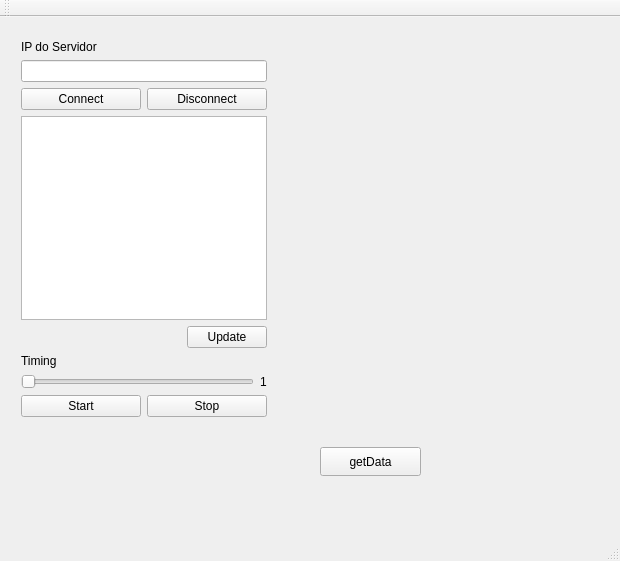
Before: the Qt Designer form Unidade 3/QtTcpClientConsumer/mainwindow.ui in Mtarginoo/DCA1202, drawn with Qt 5.
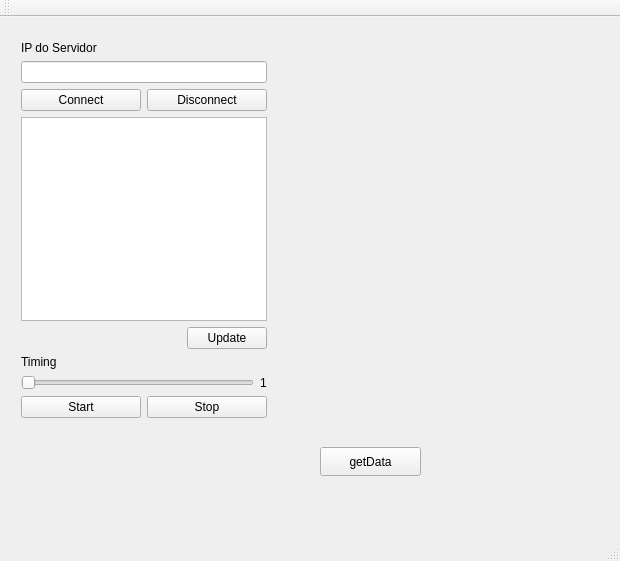
After: the same form once the commit is applied.

The edit to the form file:
```diff
--- a/Unidade 3/QtTcpClientConsumer/mainwindow.ui
+++ b/Unidade 3/QtTcpClientConsumer/mainwindow.ui
@@ -41,7 +41,7 @@
     <property name="geometry">
      <rect>
       <x>10</x>
-      <y>12</y>
+      <y>13</y>
       <width>268</width>
       <height>399</height>
      </rect>
@@ -80,7 +80,7 @@
       </layout>
      </item>
      <item>
-      <widget class="QListView" name="listViewIP"/>
+      <widget class="QListWidget" name="listWidgetIP"/>
      </item>
      <item>
       <layout class="QHBoxLayout" name="horizontalLayout_4">
```
